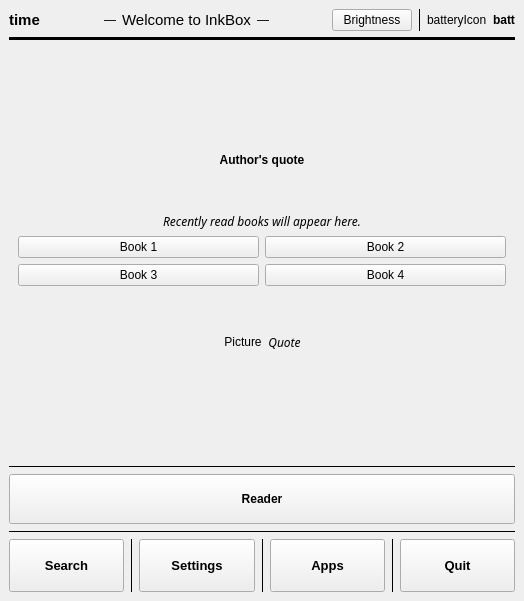
Before: the Qt Designer form mainwindow.ui in Quill-OS/quill, drawn with Qt 5.
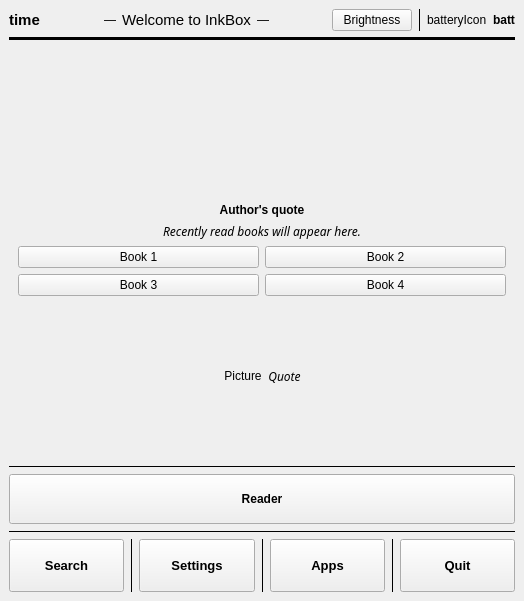
After: the same form once the commit is applied.

Diff of the .ui file:
```diff
--- a/mainwindow.ui
+++ b/mainwindow.ui
@@ -141,19 +141,6 @@
       </property>
      </widget>
     </item>
-    <item>
-     <spacer name="verticalSpacer_6">
-      <property name="orientation">
-       <enum>Qt::Vertical</enum>
-      </property>
-      <property name="sizeHint" stdset="0">
-       <size>
-        <width>20</width>
-        <height>40</height>
-       </size>
-      </property>
-     </spacer>
-    </item>
     <item>
      <widget class="QStackedWidget" name="stackedWidget">
       <property name="currentIndex">
@@ -164,35 +151,6 @@
         <item>
          <layout class="QGridLayout" name="gridLayout_3">
           <item row="2" column="0">
-           <spacer name="verticalSpacer_5">
-            <property name="orientation">
-             <enum>Qt::Vertical</enum>
-            </property>
-            <property name="sizeHint" stdset="0">
-             <size>
-              <width>20</width>
-              <height>40</height>
-             </size>
-            </property>
-           </spacer>
-          </item>
-          <item row="1" column="0">
-           <widget class="QLabel" name="quoteHeadingLabel">
-            <property name="font">
-             <font>
-              <weight>75</weight>
-              <bold>true</bold>
-             </font>
-            </property>
-            <property name="text">
-             <string>Author's quote</string>
-            </property>
-            <property name="alignment">
-             <set>Qt::AlignCenter</set>
-            </property>
-           </widget>
-          </item>
-          <item row="3" column="0">
            <widget class="QLabel" name="recentBooksLabel">
             <property name="font">
              <font>
@@ -208,69 +166,7 @@
             </property>
            </widget>
           </item>
-          <item row="0" column="0">
-           <spacer name="verticalSpacer_4">
-            <property name="orientation">
-             <enum>Qt::Vertical</enum>
-            </property>
-            <property name="sizeHint" stdset="0">
-             <size>
-              <width>20</width>
-              <height>40</height>
-             </size>
-            </property>
-           </spacer>
-          </item>
           <item row="4" column="0">
-           <layout class="QGridLayout" name="gridLayout">
-            <property name="bottomMargin">
-             <number>0</number>
-            </property>
-            <item row="0" column="0">
-             <layout class="QGridLayout" name="gridLayout_6">
-              <property name="bottomMargin">
-               <number>0</number>
-              </property>
-              <item row="0" column="0">
-               <widget class="QPushButton" name="book1Btn">
-                <property name="text">
-                 <string>Book 1</string>
-                </property>
-               </widget>
-              </item>
-              <item row="0" column="1">
-               <widget class="QPushButton" name="book2Btn">
-                <property name="text">
-                 <string>Book 2</string>
-                </property>
-               </widget>
-              </item>
-             </layout>
-            </item>
-            <item row="1" column="0">
-             <layout class="QGridLayout" name="gridLayout_8">
-              <property name="bottomMargin">
-               <number>0</number>
-              </property>
-              <item row="0" column="0">
-               <widget class="QPushButton" name="book3Btn">
-                <property name="text">
-                 <string>Book 3</string>
-                </property>
-               </widget>
-              </item>
-              <item row="0" column="1">
-               <widget class="QPushButton" name="book4Btn">
-                <property name="text">
-                 <string>Book 4</string>
-                </property>
-               </widget>
-              </item>
-             </layout>
-            </item>
-           </layout>
-          </item>
-          <item row="5" column="0">
            <layout class="QGridLayout" name="gridLayout_4">
             <property name="bottomMargin">
              <number>0</number>
@@ -362,6 +258,84 @@
             </item>
            </layout>
           </item>
+          <item row="1" column="0">
+           <widget class="QLabel" name="quoteHeadingLabel">
+            <property name="font">
+             <font>
+              <weight>75</weight>
+              <bold>true</bold>
+             </font>
+            </property>
+            <property name="text">
+             <string>Author's quote</string>
+            </property>
+            <property name="alignment">
+             <set>Qt::AlignCenter</set>
+            </property>
+           </widget>
+          </item>
+          <item row="0" column="0">
+           <spacer name="verticalSpacer_4">
+            <property name="orientation">
+             <enum>Qt::Vertical</enum>
+            </property>
+            <property name="sizeHint" stdset="0">
+             <size>
+              <width>20</width>
+              <height>40</height>
+             </size>
+            </property>
+           </spacer>
+          </item>
+          <item row="3" column="0">
+           <layout class="QGridLayout" name="gridLayout">
+            <property name="bottomMargin">
+             <number>0</number>
+            </property>
+            <item row="0" column="0">
+             <layout class="QGridLayout" name="gridLayout_6">
+              <property name="bottomMargin">
+               <number>0</number>
+              </property>
+              <item row="0" column="0">
+               <widget class="QPushButton" name="book1Btn">
+                <property name="text">
+                 <string>Book 1</string>
+                </property>
+               </widget>
+              </item>
+              <item row="0" column="1">
+               <widget class="QPushButton" name="book2Btn">
+                <property name="text">
+                 <string>Book 2</string>
+                </property>
+               </widget>
+              </item>
+             </layout>
+            </item>
+            <item row="1" column="0">
+             <layout class="QGridLayout" name="gridLayout_8">
+              <property name="bottomMargin">
+               <number>0</number>
+              </property>
+              <item row="0" column="0">
+               <widget class="QPushButton" name="book3Btn">
+                <property name="text">
+                 <string>Book 3</string>
+                </property>
+               </widget>
+              </item>
+              <item row="0" column="1">
+               <widget class="QPushButton" name="book4Btn">
+                <property name="text">
+                 <string>Book 4</string>
+                </property>
+               </widget>
+              </item>
+             </layout>
+            </item>
+           </layout>
+          </item>
          </layout>
         </item>
        </layout>
@@ -371,19 +345,6 @@
       </widget>
      </widget>
     </item>
-    <item>
-     <spacer name="verticalSpacer_3">
-      <property name="orientation">
-       <enum>Qt::Vertical</enum>
-      </property>
-      <property name="sizeHint" stdset="0">
-       <size>
-        <width>20</width>
-        <height>40</height>
-       </size>
-      </property>
-     </spacer>
-    </item>
     <item>
      <widget class="Line" name="line_4">
       <property name="frameShadow">
```
